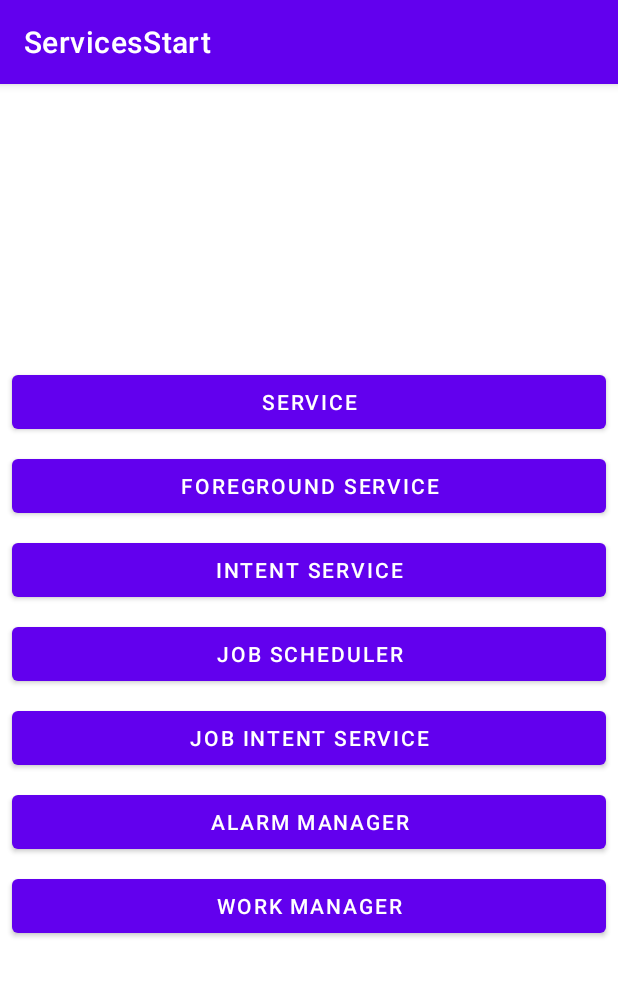
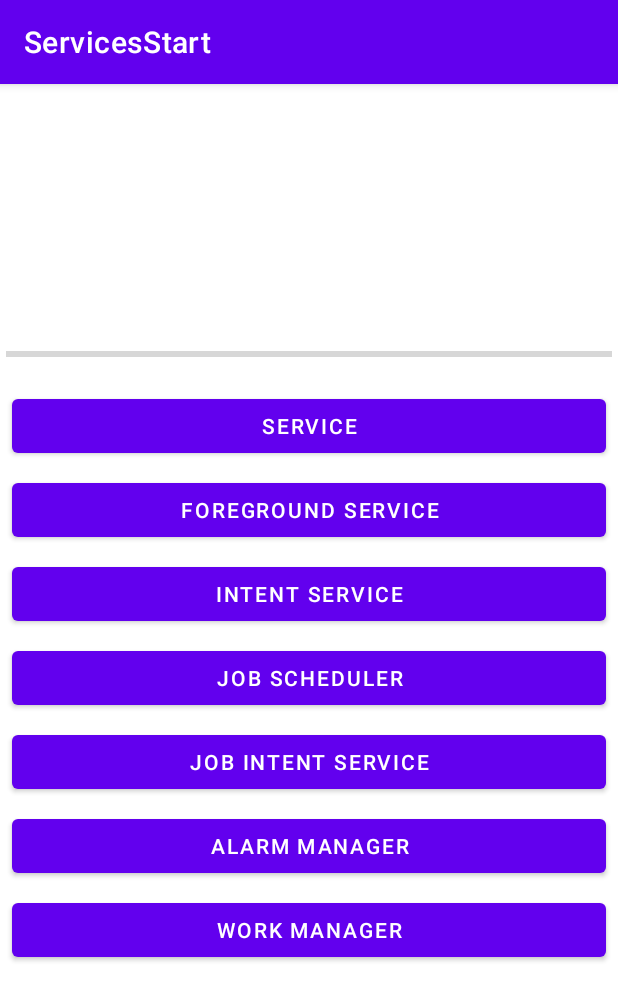
Before and after one commit to lLeoNeedl/ServicesStart, an Android app: the screen it shows after launch (MainActivity), on a phone screen of 412 x 824 dp. Shown: the top 1001 px of the screen. Run offline under Robolectric (Android 15) with nearby library versions, the phone set to English and light mode, and no system bars.

```diff
--- a/app/src/main/java/com/example/servicesstart/MainActivity.kt
+++ b/app/src/main/java/com/example/servicesstart/MainActivity.kt
@@ -6,8 +6,10 @@ import android.app.job.JobInfo
 import android.app.job.JobScheduler
 import android.app.job.JobWorkItem
 import android.content.ComponentName
+import android.content.ServiceConnection
 import android.os.Build
 import android.os.Bundle
+import android.os.IBinder
 import androidx.appcompat.app.AppCompatActivity
 import androidx.core.app.NotificationCompat
 import androidx.core.content.ContextCompat
@@ -23,6 +25,21 @@ class MainActivity : AppCompatActivity() {
     }
 
     private var page = 0
+
+    private val serviceConnection = object : ServiceConnection {
+        override fun onServiceConnected(name: ComponentName?, service: IBinder?) {
+            val binder =
+                (service as? MyForegroundService.LocalBinder) ?: return
+            val foregroundService = binder.getService()
+            foregroundService.onProgressChanged = { progress ->
+                binding.progressBarLoading.progress = progress
+            }
+        }
+
+        override fun onServiceDisconnected(name: ComponentName?) {
+        }
+
+    }
 
     override fun onCreate(savedInstanceState: Bundle?) {
         super.onCreate(savedInstanceState)
@@ -96,6 +113,20 @@ class MainActivity : AppCompatActivity() {
         notificationManager.notify(1, notification)
     }
 
+    override fun onStart() {
+        super.onStart()
+        bindService(
+            MyForegroundService.newIntent(this),
+            serviceConnection,
+            0
+        )
+    }
+
+    override fun onStop() {
+        super.onStop()
+        unbindService(serviceConnection)
+    }
+
     companion object {
         private const val CHANNEL_ID = "channel_id"
         private const val CHANNEL_NAME = "channel_name"
--- a/app/src/main/res/layout/activity_main.xml
+++ b/app/src/main/res/layout/activity_main.xml
@@ -1,6 +1,5 @@
 <?xml version="1.0" encoding="utf-8"?>
 <LinearLayout xmlns:android="http://schemas.android.com/apk/res/android"
-    xmlns:app="http://schemas.android.com/apk/res-auto"
     xmlns:tools="http://schemas.android.com/tools"
     android:layout_width="match_parent"
     android:layout_height="match_parent"
@@ -8,6 +7,17 @@
     android:orientation="vertical"
     tools:context=".MainActivity">
 
+    <ProgressBar
+        android:id="@+id/progressBarLoading"
+        style="?android:attr/progressBarStyleHorizontal"
+        android:layout_width="match_parent"
+        android:layout_height="wrap_content"
+        android:layout_marginStart="4dp"
+        android:layout_marginEnd="4dp"
+        android:layout_marginBottom="16dp"
+        android:max="100"
+        android:progress="0"
+        tools:progress="30" />
 
     <Button
         android:id="@+id/simple_service"
@@ -57,4 +67,5 @@
         android:layout_width="match_parent"
         android:layout_height="wrap_content"
         android:text="@string/work_manager" />
+
 </LinearLayout>
```
Also changed, not shown: app/src/main/java/com/example/servicesstart/MyForegroundService.kt (+12 -2 lines).
